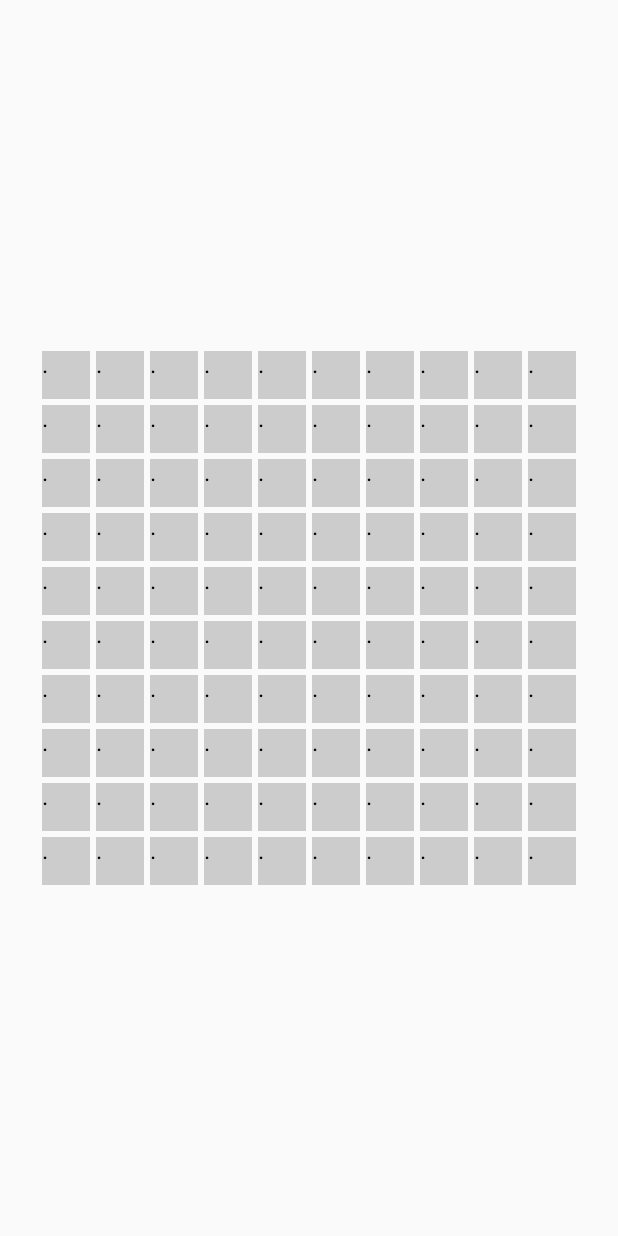
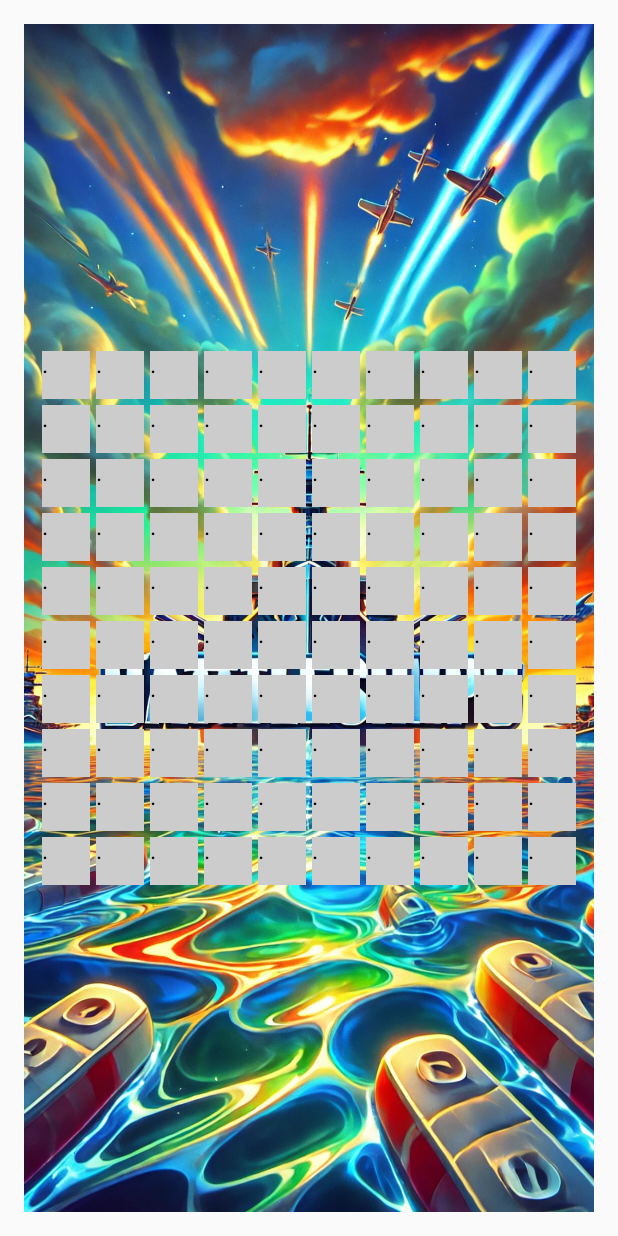
Before and after one commit to carlbonander516/battleshipsgroup25, an Android app built with Jetpack Compose: the screen it shows after launch (MainActivity), on a phone screen of 412 x 824 dp. Run offline under Robolectric (Android 15) with nearby library versions, the phone set to English and light mode, and no system bars.

Commit message:
Today i create pictur
Test with img bg, grid overlap, img not fill

```diff
--- a/app/src/main/java/com/example/battleshipsgroup25/MainActivity.kt
+++ b/app/src/main/java/com/example/battleshipsgroup25/MainActivity.kt
@@ -5,12 +5,12 @@
 import androidx.activity.ComponentActivity
 import androidx.activity.compose.setContent
 import androidx.activity.enableEdgeToEdge
-import androidx.compose.foundation.layout.Arrangement
-import androidx.compose.foundation.layout.Column
-import androidx.compose.foundation.layout.fillMaxSize
-import androidx.compose.foundation.layout.padding
+import androidx.compose.foundation.Image
+import androidx.compose.foundation.layout.*
 import androidx.compose.ui.Alignment
 import androidx.compose.ui.Modifier
+import androidx.compose.ui.layout.ContentScale
+import androidx.compose.ui.res.painterResource
 import androidx.compose.ui.unit.dp
 import com.example.battleshipsgroup25.ui.theme.Battleshipsgroup25Theme
 
@@ -20,14 +20,28 @@
         enableEdgeToEdge()
         setContent {
             Battleshipsgroup25Theme {
-                Column(
+                // Use a Box to layer the background and content
+                Box(
                     modifier = Modifier
                         .fillMaxSize()
-                        .padding(16.dp),
-                    horizontalAlignment = Alignment.CenterHorizontally,
-                    verticalArrangement = Arrangement.Center
+                        .padding(16.dp)
                 ) {
-                    GameboardGrid()
+                    // Background image
+                    Image(
+                        painter = painterResource(id = R.drawable.battleship1), // use battleship1 here
+                        contentDescription = null,
+                        contentScale = ContentScale.Crop,
+                        modifier = Modifier.fillMaxSize()
+                    )
+                    // Content layered on top of the background
+                    Column(
+                        modifier = Modifier
+                            .fillMaxSize(),
+                        horizontalAlignment = Alignment.CenterHorizontally,
+                        verticalArrangement = Arrangement.Center
+                    ) {
+                        GameboardGrid()
+                    }
                 }
             }
         }
```
Also changed, not shown: app/src/main/res/drawable/battleship1.webp (added).
